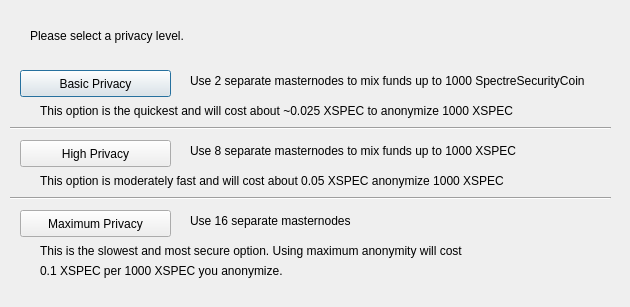
The window that src/qt/forms/darksendconfig.ui (SpectreSecurityCoin/SpectreSecurityCoin) describes before a commit, drawn with Qt 5.
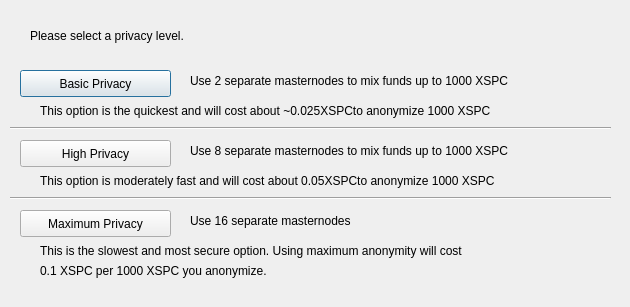
The same window after the commit.

Patch:
```diff
--- a/src/qt/forms/darksendconfig.ui
+++ b/src/qt/forms/darksendconfig.ui
@@ -75,7 +75,7 @@
     </rect>
    </property>
    <property name="text">
-    <string>Use 2 separate masternodes to mix funds up to 1000 SpectreSecurityCoin</string>
+    <string>Use 2 separate masternodes to mix funds up to 1000 XSPC</string>
    </property>
   </widget>
   <widget class="QLabel" name="label_3">
@@ -88,7 +88,7 @@
     </rect>
    </property>
    <property name="text">
-    <string>Use 8 separate masternodes to mix funds up to 1000 XSPEC</string>
+    <string>Use 8 separate masternodes to mix funds up to 1000 XSPC</string>
    </property>
   </widget>
   <widget class="QLabel" name="label_4">
@@ -114,7 +114,7 @@
     </rect>
    </property>
    <property name="text">
-    <string>This option is the quickest and will cost about ~0.025 XSPEC to anonymize 1000 XSPEC</string>
+    <string>This option is the quickest and will cost about ~0.025XSPCto anonymize 1000 XSPC</string>
    </property>
   </widget>
   <widget class="QLabel" name="label_7">
@@ -127,7 +127,7 @@
     </rect>
    </property>
    <property name="text">
-    <string>This option is moderately fast and will cost about 0.05 XSPEC anonymize 1000 XSPEC</string>
+    <string>This option is moderately fast and will cost about 0.05XSPCto anonymize 1000 XSPC</string>
    </property>
   </widget>
   <widget class="QLabel" name="label_8">
@@ -153,7 +153,7 @@
     </rect>
    </property>
    <property name="text">
-    <string>0.1 XSPEC per 1000 XSPEC you anonymize.</string>
+    <string>0.1 XSPC per 1000 XSPC you anonymize.</string>
    </property>
   </widget>
   <widget class="Line" name="line">
```
